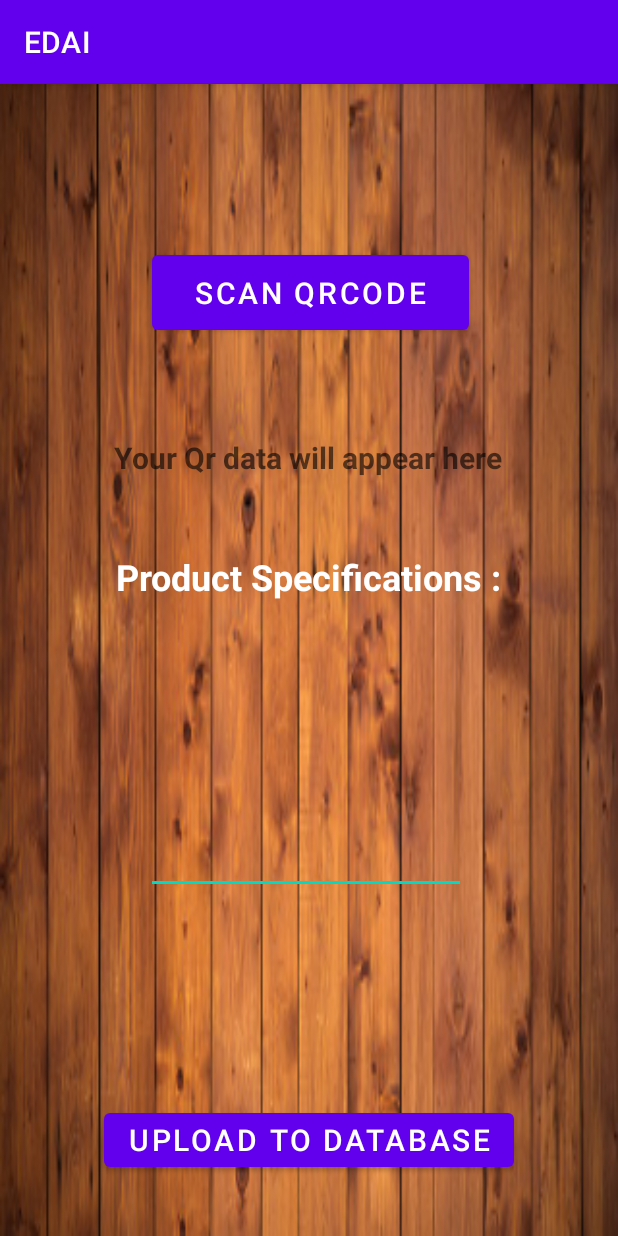
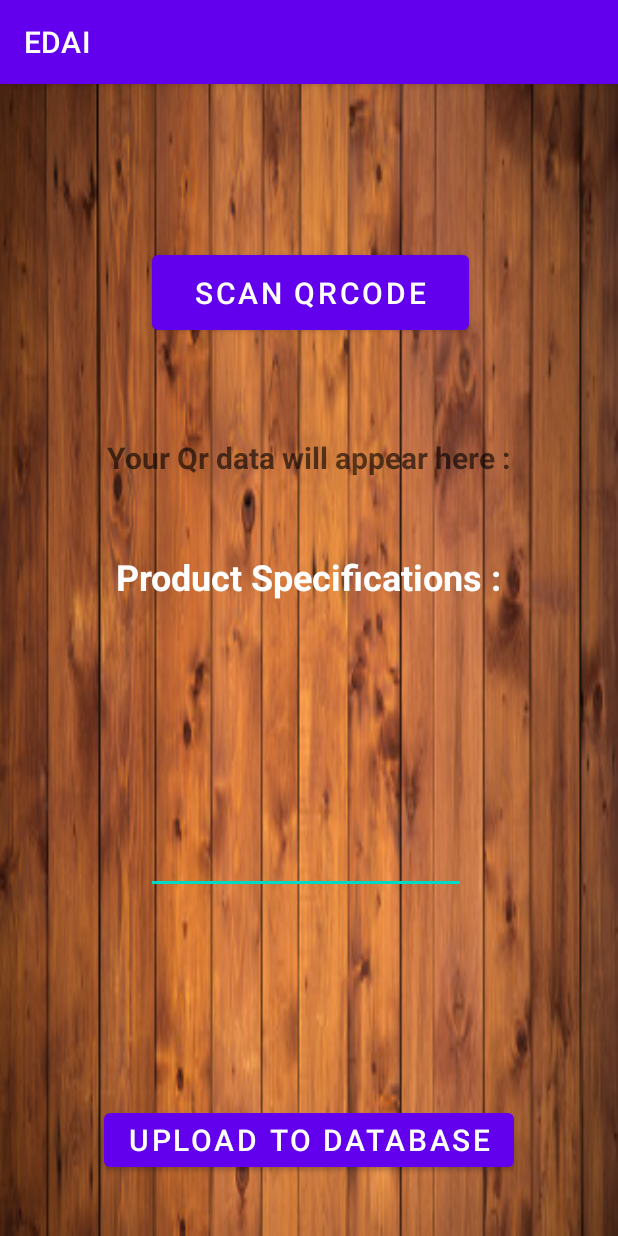
Before and after one commit to lostvayne47/Smart-Inventory-Management-App, an Android app: the screen it shows after launch (MainActivity), on a phone screen of 412 x 824 dp. Run offline under Robolectric (Android 15) with nearby library versions, the phone set to English and light mode, and no system bars.

Commit message:
Update activity_main.xml

```diff
--- a/app/src/main/res/layout/activity_main.xml
+++ b/app/src/main/res/layout/activity_main.xml
@@ -24,7 +24,7 @@
         android:layout_width="wrap_content"
         android:layout_height="wrap_content"
         android:layout_marginBottom="356dp"
-        android:hint="Your Qr data will appear here"
+        android:hint="Your Qr data will appear here :"
         android:textColor="@color/black"
         android:textSize="20sp"
         android:textStyle="bold"
```
